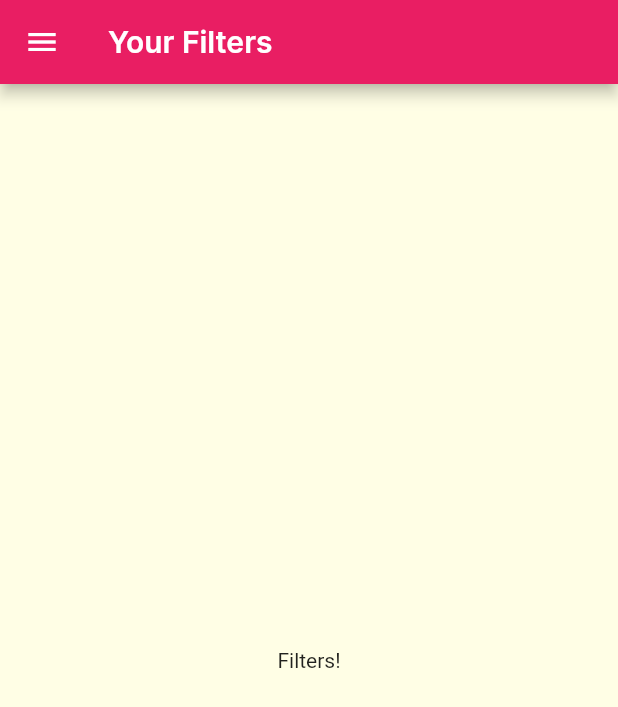
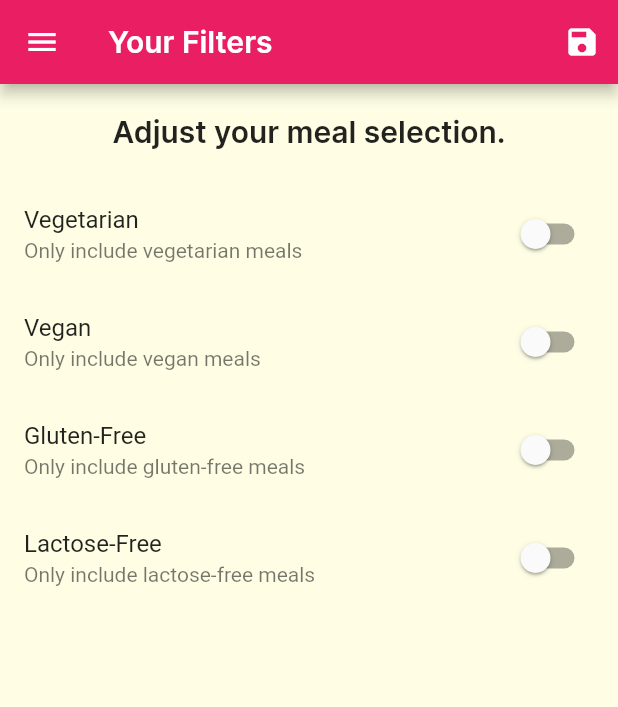
Before and after one commit to Damovetsky/cusinatra-recipebook, a Flutter app: the FiltersScreen screen opened by its route, on a phone screen of 412 x 824 dp. Shown: the top 707 px of the screen. Run offline on Flutter 3.47's test engine with Material 2 defaults, Android fonts, the phone set to English and light mode, and no system bars.

Commit message:
Added filters

```diff
--- a/lib/main.dart
+++ b/lib/main.dart
@@ -4,16 +4,48 @@ import './screens/tabs_screen.dart';
 import './screens/category_meals_screen.dart';
 import './screens/meal_detail_screen.dart';
 import './screens/filters_screen.dart';
+import './dummy_data.dart';
+import './models/meal.dart';
 
 void main() => runApp(MyApp());
 
-class MyApp extends StatelessWidget {
+class MyApp extends StatefulWidget {
+  @override
+  State<MyApp> createState() => _MyAppState();
+}
+
+class _MyAppState extends State<MyApp> {
+  Map<String, bool> _filters = {
+    'vegetarian': false,
+    'vegan': false,
+    'gluten': false,
+    'lactose': false,
+  };
+
+  List<Meal> _availableMeals = DUMMY_MEALS;
+
+  void _setFilters(Map<String, bool> filterData) {
+    setState(() {
+      _filters = filterData;
+
+      _availableMeals = DUMMY_MEALS.where((meal) {
+        if (_filters['gluten'] && !meal.isGlutenFree) return false;
+        if (_filters['lactose'] && !meal.isLactoseFree) return false;
+        if (_filters['vegan'] && !meal.isVegan) return false;
+        if (_filters['vegetarian'] && !meal.isVegetarian) return false;
+        return true;
+      }).toList();
+    });
+  }
+
   @override
   Widget build(BuildContext context) {
     return MaterialApp(
       title: 'DeliMeals',
       theme: ThemeData(
         primarySwatch: Colors.pink,
+        //TODO: configure color theme for switches and floating buttons without using accent color
+        accentColor: Colors.amber,
         canvasColor: Color.fromRGBO(255, 254, 229, 1),
         fontFamily: 'Raleway',
         textTheme: ThemeData.light().textTheme.copyWith(
@@ -32,9 +64,10 @@ class MyApp extends StatelessWidget {
       ),
       routes: {
         '/': (ctx) => TabsScreen(),
-        CategoryMealsScreen.routeName: (cxt) => CategoryMealsScreen(),
+        CategoryMealsScreen.routeName: (cxt) =>
+            CategoryMealsScreen(_availableMeals),
         MealDetailScreen.routeName: (cxt) => MealDetailScreen(),
-        FiltersScreen.routeName: (cxt) => FiltersScreen(),
+        FiltersScreen.routeName: (cxt) => FiltersScreen(_filters, _setFilters),
       },
       onUnknownRoute: (settings) {
         return MaterialPageRoute(
--- a/lib/screens/filters_screen.dart
+++ b/lib/screens/filters_screen.dart
@@ -2,17 +2,120 @@ import 'package:flutter/material.dart';
 
 import '../widgets/main_drawer.dart';
 
-class FiltersScreen extends StatelessWidget {
+class FiltersScreen extends StatefulWidget {
   static const routeName = '/filters';
+
+  final Function saveFilters;
+  final Map<String, bool> currentFilters;
+
+  FiltersScreen(this.currentFilters, this.saveFilters);
+
+  @override
+  State<FiltersScreen> createState() => _FiltersScreenState();
+}
+
+Widget buildSwitchListTile(
+    bool currentValue, Function updateValue, String title, String description) {
+  return SwitchListTile(
+    value: currentValue,
+    onChanged: updateValue,
+    title: Text(title),
+    subtitle: Text(description),
+  );
+}
+
+class _FiltersScreenState extends State<FiltersScreen> {
+  var _glutenFree = false;
+  var _lactoseFree = false;
+  var _vegan = false;
+  var _vegetaran = false;
+
+  @override
+  void initState() {
+    _glutenFree = widget.currentFilters['gluten'];
+    _lactoseFree = widget.currentFilters['lactose'];
+    _vegan = widget.currentFilters['vegan'];
+    _vegetaran = widget.currentFilters['vegetarian'];
+    super.initState();
+  }
+
   @override
   Widget build(BuildContext context) {
     return Scaffold(
       appBar: AppBar(
         title: Text('Your Filters'),
+        actions: [
+          IconButton(
+            onPressed: () {
+              final selectedFilters = {
+                'vegetarian': _vegetaran,
+                'vegan': _vegan,
+                'gluten': _glutenFree,
+                'lactose': _lactoseFree,
+              };
+              widget.saveFilters(selectedFilters);
+            },
+            icon: Icon(Icons.save),
+          ),
+        ],
       ),
       drawer: MainDrawer(),
-      body: Center(
-        child: Text('Filters!'),
+      body: Column(
+        children: [
+          Container(
+            padding: const EdgeInsets.all(20),
+            child: Text(
+              'Adjust your meal selection.',
+              style: Theme.of(context).textTheme.headline6,
+            ),
+          ),
+          Expanded(
+            child: ListView(
+              children: [
+                buildSwitchListTile(
+                  _vegetaran,
+                  (newValue) {
+                    setState(() {
+                      _vegetaran = newValue;
+                    });
+                  },
+                  'Vegetarian',
+                  'Only include vegetarian meals',
+                ),
+                buildSwitchListTile(
+                  _vegan,
+                  (newValue) {
+                    setState(() {
+                      _vegan = newValue;
+                    });
+                  },
+                  'Vegan',
+                  'Only include vegan meals',
+                ),
+                buildSwitchListTile(
+                  _glutenFree,
+                  (newValue) {
+                    setState(() {
+                      _glutenFree = newValue;
+                    });
+                  },
+                  'Gluten-Free',
+                  'Only include gluten-free meals',
+                ),
+                buildSwitchListTile(
+                  _lactoseFree,
+                  (newValue) {
+                    setState(() {
+                      _lactoseFree = newValue;
+                    });
+                  },
+                  'Lactose-Free',
+                  'Only include lactose-free meals',
+                ),
+              ],
+            ),
+          )
+        ],
       ),
     );
   }
--- a/lib/screens/meal_detail_screen.dart
+++ b/lib/screens/meal_detail_screen.dart
@@ -94,6 +94,12 @@ class MealDetailScreen extends StatelessWidget {
           ],
         ),
       ),
+      floatingActionButton: FloatingActionButton(
+        child: Icon(Icons.delete),
+        onPressed: () {
+          Navigator.of(context).pop(mealId);
+        },
+      ),
     );
   }
 }
```
Also changed, not shown: lib/screens/category_meals_screen.dart (+45 -17 lines), lib/widgets/meal_item.dart (+9 -1 lines).
